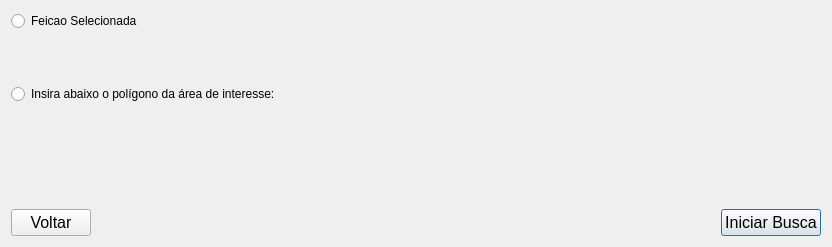
Qt form queryDataBase/searchByPolygon.ui (guilhermehrn/e-spu-consulte) before a commit.
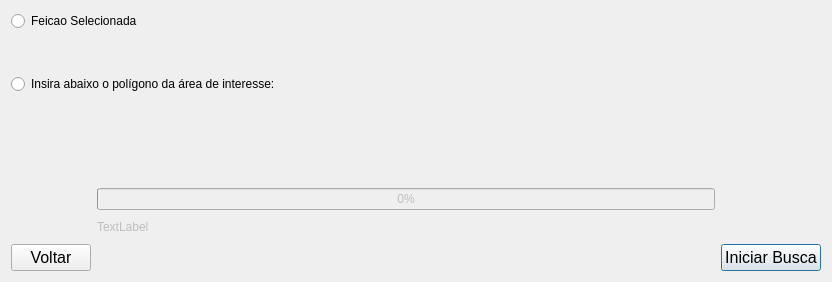
The same form after that commit. Custom widgets are drawn as their Qt base class.

Commit message: espondo os resultados na interface

The edit to the form file:
```diff
--- a/queryDataBase/searchByPolygon.ui
+++ b/queryDataBase/searchByPolygon.ui
@@ -7,7 +7,7 @@
     <x>0</x>
     <y>0</y>
     <width>832</width>
-    <height>247</height>
+    <height>282</height>
    </rect>
   </property>
   <property name="windowTitle">
@@ -72,6 +72,31 @@
      <item>
       <layout class="QGridLayout" name="gridLayout">
        <item row="0" column="1">
+        <widget class="QProgressBar" name="progressBar">
+         <property name="enabled">
+          <bool>false</bool>
+         </property>
+         <property name="toolTip">
+          <string/>
+         </property>
+         <property name="value">
+          <number>0</number>
+         </property>
+         <property name="textVisible">
+          <bool>true</bool>
+         </property>
+         <property name="orientation">
+          <enum>Qt::Horizontal</enum>
+         </property>
+         <property name="invertedAppearance">
+          <bool>false</bool>
+         </property>
+         <property name="textDirection">
+          <enum>QProgressBar::BottomToTop</enum>
+         </property>
+        </widget>
+       </item>
+       <item row="2" column="1">
         <spacer name="horizontalSpacer">
          <property name="orientation">
           <enum>Qt::Horizontal</enum>
@@ -84,7 +109,7 @@
          </property>
         </spacer>
        </item>
-       <item row="0" column="2">
+       <item row="2" column="2">
         <widget class="QPushButton" name="searchDB">
          <property name="font">
           <font>
@@ -98,7 +123,7 @@
          </property>
         </widget>
        </item>
-       <item row="0" column="0">
+       <item row="2" column="0">
         <widget class="QPushButton" name="back">
          <property name="font">
           <font>
@@ -110,6 +135,16 @@
          </property>
         </widget>
        </item>
+       <item row="1" column="1">
+        <widget class="QLabel" name="labelStatusProgress">
+         <property name="enabled">
+          <bool>false</bool>
+         </property>
+         <property name="text">
+          <string>TextLabel</string>
+         </property>
+        </widget>
+       </item>
       </layout>
      </item>
     </layout>
```
Left out of the diff: 2 changed lines with no effect on the pictures. The commit also changes 7 other files.
